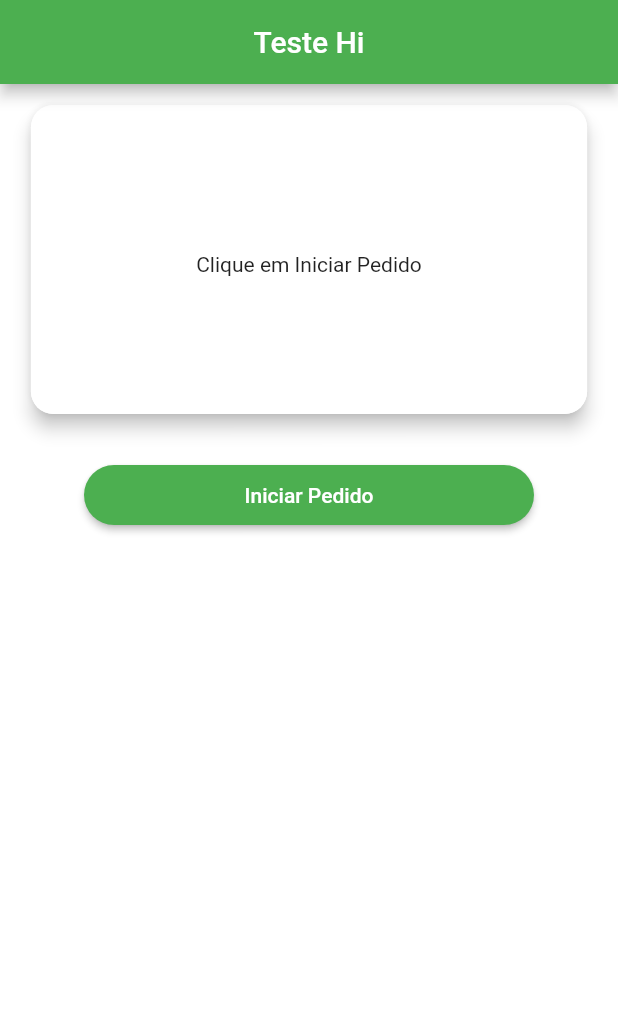
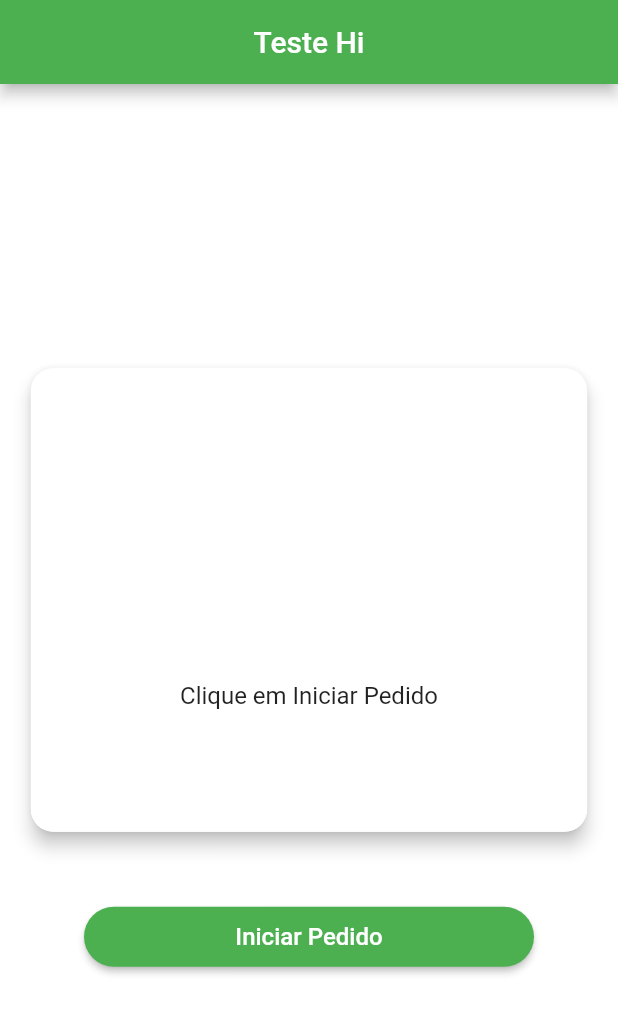
Before and after one commit to yohantsn/hitech_teste, a Flutter app: the screen it shows after launch, on a phone screen of 412 x 824 dp. Shown: the top 1014 px of the screen. Run offline on Flutter 3.47's test engine with Material 2 defaults, Android fonts, the phone set to English and light mode, and no system bars; drawn by our look-alikes of rounded_loading_button; our stand-ins replace cloud_firestore; accounts and stored records are empty.

Commit message:
Commit Final

```diff
--- a/lib/helpers/consult_firebase.dart
+++ b/lib/helpers/consult_firebase.dart
@@ -3,9 +3,10 @@ import 'dart:convert';
 import 'package:cloud_firestore/cloud_firestore.dart';
 
 /* A consulta é realiza um documento por vez, sendo assim documento é um parametro
-nessa classe.
+nesse método.
 O Firebase retorna um snapshot com o resultado, recebemos o JSON como String e o
-mesmo é convertido para um map e devolvido para a classe de origem */
+mesmo é convertido para um map e devolvido para o método de origem */
+
 
 Future<Map>  ConsultaFirebase(int documento) async {
   String value;
--- a/lib/screens/home_screen.dart
+++ b/lib/screens/home_screen.dart
@@ -35,7 +35,7 @@ class _HomeScreenState extends State<HomeScreen> {
   }
 
   /* Ao clicar no botão o método iniciaProcesso é iniciado, com isso ele realiza
-    a consulta na classe consult_firebase, após isso é iniciado o método timer.
+    a consulta no método ConsultaFirebase, após isso é iniciado o método timer.
     Com isso é criado um loop, até que seja completado os 5 status disponíveis no Firebase.
   */
 
@@ -95,17 +95,17 @@ class _HomeScreenState extends State<HomeScreen> {
       key: _scaffoldKey,
       appBar: AppBarWidget(),
       backgroundColor: Colors.white,
-        body: Padding(
-          padding: EdgeInsets.all(10),
-          child: Align(
-            alignment: Alignment(0, 0.9),
+      body: Center(
+        child: SingleChildScrollView(
           child: Column(
+            crossAxisAlignment: CrossAxisAlignment.center,
             children: <Widget>[
               Card(
                 shape: RoundedRectangleBorder(
                   borderRadius: new BorderRadius.circular(15.0),
                 ),
                 elevation: 5,
+                margin: EdgeInsets.only(top: 20, bottom: 20),
                 child: AnimatedContainer(
                   decoration: BoxDecoration(
                     borderRadius: _borderRadius,
@@ -113,36 +113,39 @@ class _HomeScreenState extends State<HomeScreen> {
                   ),
                   duration: Duration(milliseconds: 600),
                   padding: EdgeInsets.all(10),
-                    height: MediaQuery.of(context).size.width * 0.5,
+                  height: MediaQuery.of(context).size.width * 0.75,
                   width: MediaQuery.of(context).size.width * 0.90,
+                  child: Center(
                     child: Column(
+                      crossAxisAlignment: CrossAxisAlignment.center,
+                      mainAxisAlignment: MainAxisAlignment.center,
+                      mainAxisSize: MainAxisSize.max,
                       children: <Widget>[
                         Padding(
-                          padding: EdgeInsets.all(10),
-                          child:
-                              Text("$_status", style: TextStyle(fontSize: 16)),
+                          padding: EdgeInsets.all(20),
+                          child: Text("$_status", style: TextStyle(fontSize: 22)),
                         ),
                         Padding(
-                          padding: EdgeInsets.all(10),
+                          padding: EdgeInsets.all(20),
                           child: Text(
                             "$_title",
-                            style: TextStyle(fontSize: 16),
+                            style: TextStyle(fontSize: 19),
                           ),
                         ),
                         Padding(
-                          padding: EdgeInsets.all(10),
+                          padding: EdgeInsets.all(20),
                           child: Text("$_description",
-                              style: TextStyle(fontSize: 14)),
+                            style: TextStyle(fontSize: 16),
+                            textAlign: TextAlign.center,),
                         ),
                       ],
+                    ),
                   ),
                 ),
               ),
               SizedBox(
                 height: 30,
               ),
-
-
 
               /* Widget Button */
               SizedBox(
@@ -151,7 +154,7 @@ class _HomeScreenState extends State<HomeScreen> {
                 child: RoundedLoadingButton(
                   child: Text(
                     "Iniciar Pedido",
-                      style: TextStyle(color: Colors.white),
+                    style: TextStyle(color: Colors.white, fontSize: 16),
                   ),
                   color: Colors.green,
                   controller: _btnController,
@@ -159,10 +162,16 @@ class _HomeScreenState extends State<HomeScreen> {
                     iniciaProcesso(1);
                   },
                 ),
-                )
+              ),
+
+              SizedBox(
+                height: 10,
+              ),
+
             ],
           ),
         ),
-        ));
+      )
+    );
   }
 }
```
Lines whose indentation alone changed are shown as unchanged.
